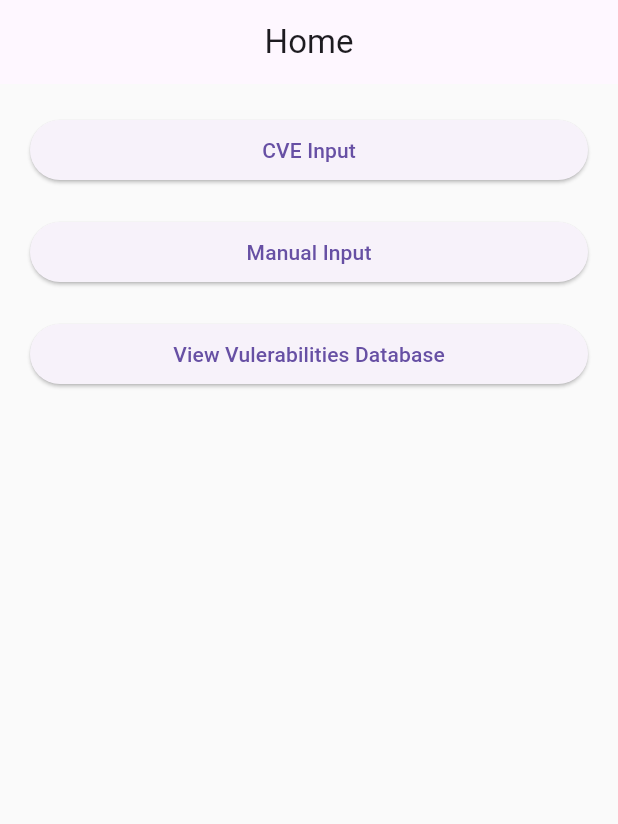
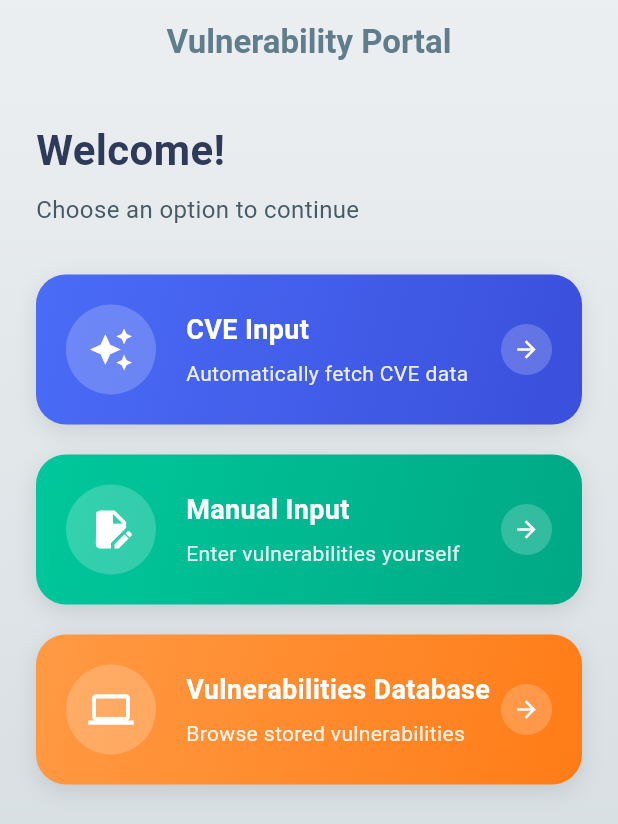
Before and after one commit to PasinduNimesha/vpf, a Flutter app: the screen it shows after launch, on a phone screen of 412 x 824 dp. Shown: the top 824 px of the screen. Run offline on Flutter 3.47's test engine with Material 3 defaults, Android fonts, the phone set to English and light mode, and no system bars.

Commit message:
Redesign HomeScreen with enhanced UI and menu cards
Replaces the basic HomeScreen layout with a gradient background, custom AppBar, and interactive menu cards for navigation. Improves user experience and visual appeal, and introduces a reusable _buildMenuCard widget for consistent menu options.

```diff
--- a/lib/src/HomeScreen.dart
+++ b/lib/src/HomeScreen.dart
@@ -8,44 +8,174 @@ class HomeScreen extends StatelessWidget {
   @override
   Widget build(BuildContext context) {
     return Scaffold(
-      appBar: AppBar(
-        title: const Text('Home'),
+      body: Container(
+        decoration: BoxDecoration(
+          gradient: LinearGradient(
+            begin: Alignment.topCenter,
+            end: Alignment.bottomCenter,
+            colors: [
+              Colors.blueGrey[50]!,
+              Colors.blueGrey[100]!,
+            ],
+          ),
+        ),
+        child: Column(
+          children: [
+            AppBar(
+              title: const Text('Vulnerability Portal',
+                  style: TextStyle(
+                    fontWeight: FontWeight.w600,
+                    fontSize: 22,
+                    color: Colors.blueGrey,
+                  )),
               centerTitle: true,
+              elevation: 0,
+              backgroundColor: Colors.transparent,
+              iconTheme: const IconThemeData(color: Colors.blueGrey),
             ),
-      body: Padding(
-        padding: const EdgeInsets.all(20),
+            Padding(
+              padding: const EdgeInsets.all(24.0),
               child: Column(
-          crossAxisAlignment: CrossAxisAlignment.stretch,
+                crossAxisAlignment: CrossAxisAlignment.start,
                 children: [
-            ElevatedButton(
-              onPressed: () {
+                  const Text('Welcome!',
+                      style: TextStyle(
+                        fontSize: 28,
+                        fontWeight: FontWeight.bold,
+                        color: Color(0xFF2E3A59),
+                      )),
+                  const SizedBox(height: 8),
+                  Text('Choose an option to continue',
+                      style: TextStyle(
+                        fontSize: 16,
+                        color: Colors.blueGrey[700],
+                      )),
+                  const SizedBox(height: 32),
+                  _buildMenuCard(
+                    context,
+                    title: 'CVE Input',
+                    subtitle: 'Automatically fetch CVE data',
+                    icon: Icons.auto_awesome,
+                    color: const [Color(0xFF4A6CF7), Color(0xFF3A4FDC)],
+                    onTap: () {
                       Navigator.push(
                         context,
-                  MaterialPageRoute(builder: (context) => const CVEInputScreen()),
+                        MaterialPageRoute(
+                            builder: (context) => const CVEInputScreen()),
                       );
                     },
-              child: const Text('CVE Input'),
                   ),
                   const SizedBox(height: 20),
-            ElevatedButton(
-              onPressed: () {
+                  _buildMenuCard(
+                    context,
+                    title: 'Manual Input',
+                    subtitle: 'Enter vulnerabilities yourself',
+                    icon: Icons.edit_document,
+                    color: const [Color(0xFF00C89C), Color(0xFF00A885)],
+                    onTap: () {
                       Navigator.push(
                         context,
-                  MaterialPageRoute(builder: (context) => const ManualInputScreen()),
+                        MaterialPageRoute(
+                            builder: (context) => const ManualInputScreen()),
                       );
                     },
-              child: const Text('Manual Input'),
                   ),
                   const SizedBox(height: 20),
-            ElevatedButton(
-              onPressed: () {
+                  _buildMenuCard(
+                    context,
+                    title: 'Vulnerabilities Database',
+                    subtitle: 'Browse stored vulnerabilities',
+                    icon: Icons.computer,
+                    color: const [Color(0xFFFF9A44), Color(0xFFFF7C17)],
+                    onTap: () {
                       // Placeholder for another screen
                     },
-              child: const Text('View Vulerabilities Database'),
+                  ),
+                ],
+              ),
             ),
           ],
         ),
       ),
     );
   }
+
+  Widget _buildMenuCard(
+    BuildContext context, {
+    required String title,
+    required String subtitle,
+    required IconData icon,
+    required List<Color> color,
+    required VoidCallback onTap,
+  }) {
+    return MouseRegion(
+      cursor: SystemMouseCursors.click,
+      child: GestureDetector(
+        onTap: onTap,
+        child: Container(
+          decoration: BoxDecoration(
+            borderRadius: BorderRadius.circular(20),
+            boxShadow: [
+              BoxShadow(
+                color: Colors.black.withOpacity(0.1),
+                blurRadius: 12,
+                offset: const Offset(0, 4),
+              )
+            ],
+            gradient: LinearGradient(
+              begin: Alignment.topLeft,
+              end: Alignment.bottomRight,
+              colors: color,
+            ),
+          ),
+          child: Padding(
+            padding: const EdgeInsets.all(20),
+            child: Row(
+              children: [
+                Container(
+                  width: 60,
+                  height: 60,
+                  decoration: BoxDecoration(
+                    color: Colors.white.withOpacity(0.2),
+                    shape: BoxShape.circle,
+                  ),
+                  child: Icon(icon, color: Colors.white, size: 30),
+                ),
+                const SizedBox(width: 20),
+                Expanded(
+                  child: Column(
+                    crossAxisAlignment: CrossAxisAlignment.start,
+                    children: [
+                      Text(title,
+                          style: const TextStyle(
+                            fontSize: 18,
+                            fontWeight: FontWeight.w600,
+                            color: Colors.white,
+                          )),
+                      const SizedBox(height: 6),
+                      Text(subtitle,
+                          style: TextStyle(
+                            fontSize: 14,
+                            color: Colors.white.withOpacity(0.9),
+                          )),
+                    ],
+                  ),
+                ),
+                Container(
+                  width: 34,
+                  height: 34,
+                  decoration: BoxDecoration(
+                    color: Colors.white.withOpacity(0.2),
+                    shape: BoxShape.circle,
+                  ),
+                  child: const Icon(Icons.arrow_forward,
+                      size: 18, color: Colors.white),
+                ),
+              ],
+            ),
+          ),
+        ),
+      ),
+    );
   }
+}
```
Lines whose indentation alone changed are shown as unchanged.
